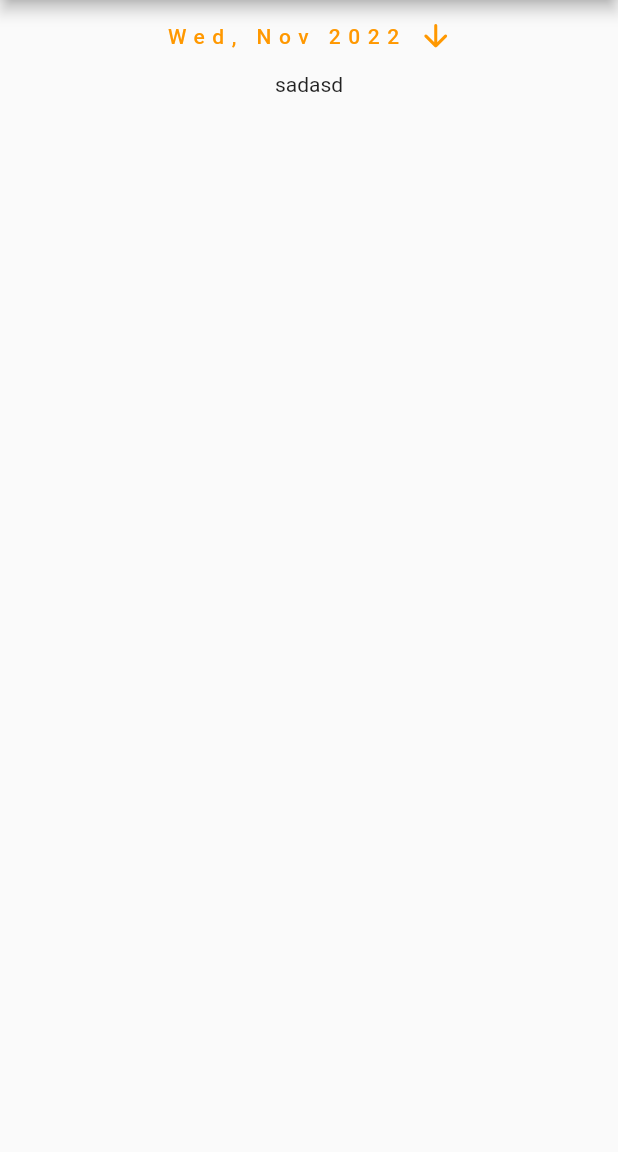
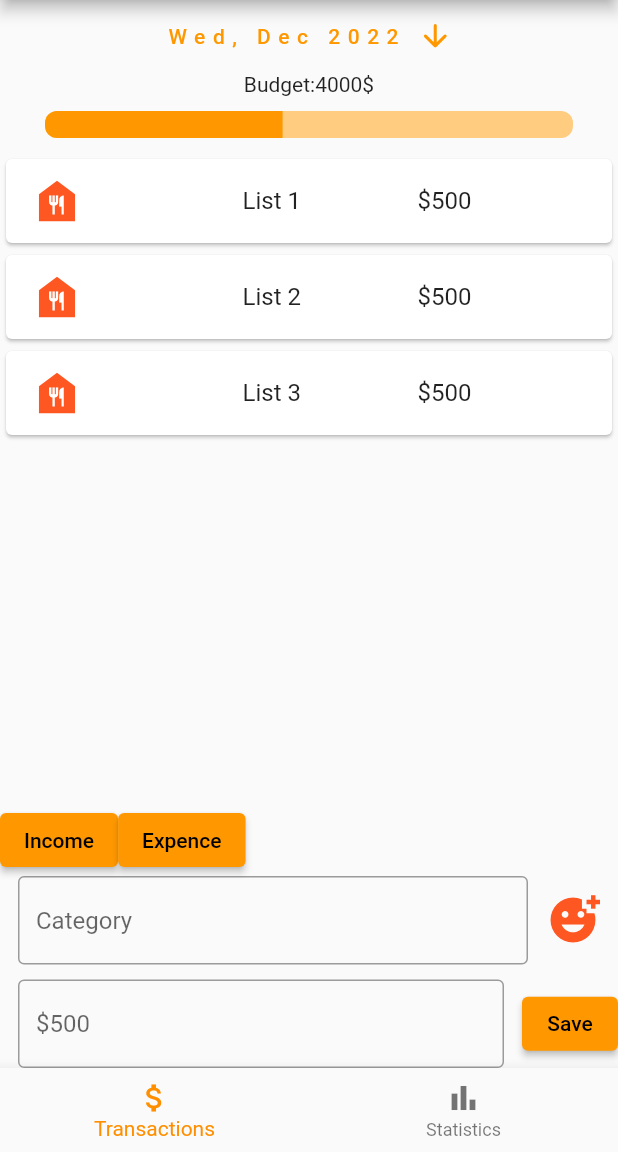
Before and after one commit to YasiruPriyadarshana/MoneyManager, a Flutter app: the screen it shows after launch, on a phone screen of 412 x 824 dp, the part 84-1236 px from its top. Run offline on Flutter 3.47's test engine with Material 2 defaults, Android fonts, the phone set to English and light mode, and no system bars.

```diff
--- a/money_manager/lib/main.dart
+++ b/money_manager/lib/main.dart
@@ -1,4 +1,5 @@
 import 'package:flutter/material.dart';
+import 'package:money_manager/pages/Statistics.dart';
 import 'package:money_manager/pages/home.dart';
 import 'package:money_manager/shared/adaptive_theme.dart';
 
@@ -17,6 +18,7 @@ class MyApp extends StatelessWidget {
       theme: getAdaptiveThemeData(context),
       routes: {
         '/': (BuildContext context) => const HomePage(),
+        '/stats': (BuildContext context) => const StatsPage(),
       },
       onUnknownRoute: (RouteSettings settings) {
         return MaterialPageRoute(
--- /dev/null
+++ b/money_manager/lib/models/expence.dart
@@ -0,0 +1,7 @@
+class Expence {
+  String category;
+  double amount;
+  String unit;
+
+  Expence({required this.category, required this.amount, required this.unit});
+}
--- a/money_manager/lib/pages/home.dart
+++ b/money_manager/lib/pages/home.dart
@@ -1,4 +1,5 @@
 import 'package:flutter/material.dart';
+import 'package:money_manager/widgets/calendar.dart';
 
 class HomePage extends StatefulWidget {
   const HomePage({super.key});
@@ -10,43 +11,132 @@ class HomePage extends StatefulWidget {
 }
 
 class _HomePageState extends State<HomePage> {
-  Widget buildCalander = const SizedBox();
-  bool showCalander = false;
+  int currentIndex = 0;
+  void _onItemTapped(index) {
+    setState(() {
+      currentIndex = index;
+      if (index == 1) {
+        Navigator.pushNamed(context, '/stats');
+      }
+    });
+  }
+
   @override
   Widget build(BuildContext context) {
     return Scaffold(
       appBar: AppBar(
         title: const Text('Money Manager'),
+        automaticallyImplyLeading: false,
       ),
-      body: Column(
-        children: [
-          TextButton(
-            onPressed: () {
-              setState(() {
-                showCalander
-                    ? buildCalander = const SizedBox()
-                    : buildCalander = const Text('this is it');
-              });
-
-              showCalander = !showCalander;
-            },
-            child: Row(
-              mainAxisAlignment: MainAxisAlignment.center,
-              children: const [
-                Text('Wed, Nov 2022', style: TextStyle(letterSpacing: 5.0)),
-                SizedBox(
-                  width: 10.0,
-                ),
-                Icon(Icons.arrow_downward_rounded)
-              ],
-            ),
+      body: _buildHome(),
+      bottomNavigationBar: BottomNavigationBar(
+        items: const [
+          BottomNavigationBarItem(
+            icon: Icon(Icons.attach_money),
+            label: 'Transactions',
           ),
-          const Center(
-            child: Text('sadasd'),
+          BottomNavigationBarItem(
+            icon: Icon(Icons.bar_chart),
+            label: 'Statistics',
           ),
-          buildCalander
         ],
+        currentIndex: currentIndex,
+        selectedItemColor: Colors.amber[800],
+        onTap: _onItemTapped,
       ),
     );
   }
 }
+
+Widget _buildHome() {
+  final titles = ["List 1", "List 2", "List 3"];
+  final subtitles = [
+    "Here is list 1 subtitle",
+    "Here is list 2 subtitle",
+    "Here is list 3 subtitle"
+  ];
+  return Column(
+    children: [
+      const Calendar(),
+      const Text('Budget:4000\$'),
+      Container(
+        margin: const EdgeInsets.symmetric(horizontal: 30.0, vertical: 10.0),
+        child: ClipRRect(
+          borderRadius: BorderRadius.circular(8),
+          child: const LinearProgressIndicator(
+            value: 0.45,
+            minHeight: 18,
+          ),
+        ),
+      ),
+      Expanded(
+        child: ListView.builder(
+            itemCount: titles.length,
+            itemBuilder: (context, index) {
+              return Card(
+                child: ListTile(
+                  title: Row(
+                    mainAxisAlignment: MainAxisAlignment.spaceEvenly,
+                    children: [Text(titles[index]), const Text('\$500')],
+                  ),
+                  leading: const Padding(
+                    padding: EdgeInsets.only(right: 12.0),
+                    child: Icon(Icons.food_bank,
+                        color: Colors.deepOrange, size: 36.0),
+                  ),
+                ),
+              );
+            }),
+      ),
+      Row(
+        children: [
+          ElevatedButton(onPressed: () {}, child: const Text('Income')),
+          ElevatedButton(onPressed: () {}, child: const Text('Expence'))
+        ],
+      ),
+      Row(
+        children: const [
+          Expanded(
+            child: Padding(
+              padding: EdgeInsets.symmetric(horizontal: 12.0),
+              child: TextField(
+                decoration: InputDecoration(
+                  border: OutlineInputBorder(),
+                  hintText: 'Category',
+                ),
+              ),
+            ),
+          ),
+          Padding(
+            padding: EdgeInsets.only(right: 12.0),
+            child:
+                Icon(Icons.add_reaction, color: Colors.deepOrange, size: 36.0),
+          ),
+          // Icon(
+          //   Icons.directions_bus,
+          //   color: Colors.pink,
+          //   size: 36.0
+          // ),
+        ],
+      ),
+      const SizedBox(height: 10.0),
+      Row(
+        children: [
+          const Expanded(
+            child: Padding(
+              padding: EdgeInsets.symmetric(horizontal: 12.0),
+              child: TextField(
+                keyboardType: TextInputType.number,
+                decoration: InputDecoration(
+                  border: OutlineInputBorder(),
+                  hintText: '\$500',
+                ),
+              ),
+            ),
+          ),
+          ElevatedButton(onPressed: () {}, child: const Text('Save')),
+        ],
+      ),
+    ],
+  );
+}
--- /dev/null
+++ b/money_manager/lib/widgets/calendar.dart
@@ -0,0 +1,52 @@
+import 'package:flutter/material.dart';
+import 'package:intl/intl.dart';
+
+class Calendar extends StatefulWidget {
+  const Calendar({super.key, this.restorationId});
+
+  final String? restorationId;
+
+  @override
+  State<StatefulWidget> createState() {
+    return _CalendarState();
+  }
+}
+
+class _CalendarState extends State<Calendar> {
+  var currentDate =
+      DateFormat('EEE, MMM yyyy').format(DateTime.now()).toString();
+  @override
+  Widget build(BuildContext context) {
+    return TextButton(
+      onPressed: () async {
+        DateTime? pickedDate = await showDatePicker(
+            context: context,
+            initialDate: DateTime.now(), //get today's date
+            firstDate: DateTime(
+                2000), //DateTime.now() - not to allow to choose before today.
+            lastDate: DateTime(2101));
+
+        if (pickedDate != null) {
+          String formattedDate = DateFormat('EEE, MMM yyyy').format(
+              pickedDate); // format date in required form here we use EEE, MMM yyyy
+
+          setState(() {
+            currentDate = formattedDate;
+          });
+        } else {
+          print("Date is not selected");
+        }
+      },
+      child: Row(
+        mainAxisAlignment: MainAxisAlignment.center,
+        children: [
+          Text(currentDate, style: const TextStyle(letterSpacing: 5.0)),
+          const SizedBox(
+            width: 10.0,
+          ),
+          const Icon(Icons.arrow_downward_rounded)
+        ],
+      ),
+    );
+  }
+}
--- a/money_manager/pubspec.yaml
+++ b/money_manager/pubspec.yaml
@@ -36,6 +36,7 @@ dependencies:
   # The following adds the Cupertino Icons font to your application.
   # Use with the CupertinoIcons class for iOS style icons.
   cupertino_icons: ^1.0.2
+  intl: ^0.17.0
 
 dev_dependencies:
   flutter_test:
```
Also changed, not shown: money_manager/lib/pages/statistics.dart (added, +61 -0 lines), money_manager/lib/widgets/calender.dart (deleted), money_manager/pubspec.lock.
